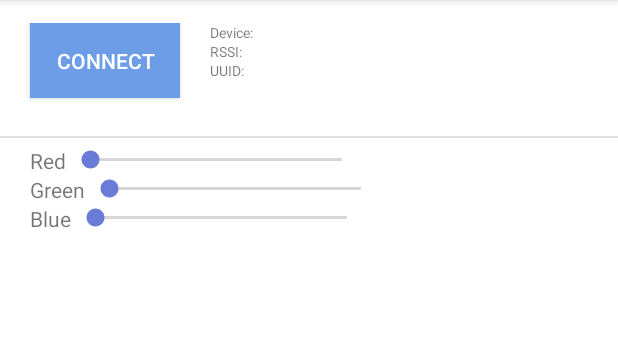
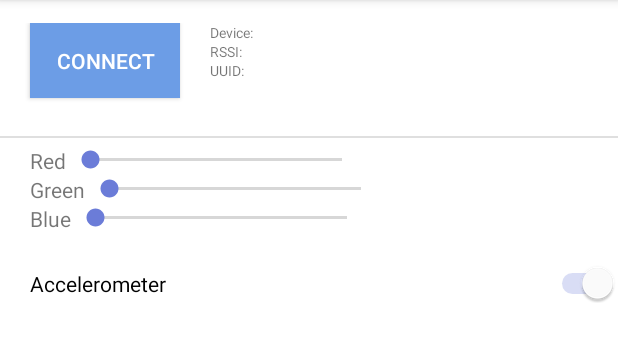
Before and after one commit to christiango/CSE590-Ubiquitous-Computing, an Android app: the MainActivity screen opened directly, with no data from a screen before it, on a phone screen of 412 x 824 dp, the part 84-446 px from its top. Run offline under Robolectric (Android 15) with nearby library versions, the light colour scheme and no system bars; 3 statements that could not run were skipped.

Commit message:
Have a single source of truth for the rgb color

```diff
--- a/SmartNightLight/Android/app/src/main/java/go/christian/smartnightlight/MainActivity.java
+++ b/SmartNightLight/Android/app/src/main/java/go/christian/smartnightlight/MainActivity.java
@@ -21,6 +21,10 @@ import android.content.Intent;
 import android.content.IntentFilter;
 import android.content.ServiceConnection;
 import android.content.pm.PackageManager;
+import android.hardware.Sensor;
+import android.hardware.SensorEvent;
+import android.hardware.SensorEventListener;
+import android.hardware.SensorManager;
 import android.os.IBinder;
 import android.support.v7.app.AppCompatActivity;
 import android.os.Bundle;
@@ -39,7 +43,7 @@ import java.util.Locale;
 import java.util.Timer;
 import java.util.TimerTask;
 
-public class MainActivity extends AppCompatActivity {
+public class MainActivity extends AppCompatActivity implements SensorEventListener {
   // Define the device name and the length of the name
   // Note the device name and the length should be consistent with the ones defined in the Duo
   // sketch
@@ -78,6 +82,29 @@ public class MainActivity extends AppCompatActivity {
   private static final char[] hexArray = {
     '0', '1', '2', '3', '4', '5', '6', '7', '8', '9', 'a', 'b', 'c', 'd', 'e', 'f'
   };
+
+  private byte mRValue = 0;
+  private byte mGValue = 0;
+  private byte mBValue = 0;
+
+  private void setRgbColor(byte r, byte g, byte b, boolean updateSlider) {
+    if (r == mRValue && g == mGValue && b == mBValue) {
+      return;
+    }
+
+    mRValue = r;
+    mGValue = g;
+    mBValue = g;
+
+    // Update the slider values
+    if (updateSlider) {
+      mRedSeekBar.setProgress(r);
+      mGreenSeekBar.setProgress(g);
+      mBlueSeekBar.setProgress(b);
+    }
+
+    sendRGBValueToLed(r, g, b);
+  }
 
   // Process service connection. Created by the RedBear Team
   private final ServiceConnection mServiceConnection =
@@ -326,7 +353,6 @@ public class MainActivity extends AppCompatActivity {
           }
         });
 
-
     // Bluetooth setup. Created by the RedBear team.
     if (!getPackageManager().hasSystemFeature(PackageManager.FEATURE_BLUETOOTH_LE)) {
       Toast.makeText(this, "Ble not supported", Toast.LENGTH_SHORT).show();
@@ -353,10 +379,11 @@ public class MainActivity extends AppCompatActivity {
         new SeekBar.OnSeekBarChangeListener() {
           @Override
           public void onProgressChanged(SeekBar seekBar, int i, boolean b) {
-            MainActivity.sendRGBValueToLed(
+            setRgbColor(
                 (byte) mRedSeekBar.getProgress(),
                 (byte) mGreenSeekBar.getProgress(),
-                (byte) mBlueSeekBar.getProgress());
+                (byte) mBlueSeekBar.getProgress(),
+                false);
           }
 
           @Override
@@ -369,6 +396,10 @@ public class MainActivity extends AppCompatActivity {
     mRedSeekBar.setOnSeekBarChangeListener(onSeekBarChangeListener);
     mGreenSeekBar.setOnSeekBarChangeListener(onSeekBarChangeListener);
     mBlueSeekBar.setOnSeekBarChangeListener(onSeekBarChangeListener);
+
+    SensorManager sensorManager = (SensorManager) getSystemService(Context.SENSOR_SERVICE);
+    Sensor accelSensor = sensorManager.getDefaultSensor(Sensor.TYPE_ACCELEROMETER);
+    sensorManager.registerListener(this, accelSensor, SensorManager.SENSOR_DELAY_UI);
   }
 
   @Override
@@ -423,4 +454,12 @@ public class MainActivity extends AppCompatActivity {
 
     super.onActivityResult(requestCode, resultCode, data);
   }
+
+  @Override
+  public void onSensorChanged(SensorEvent sensorEvent) {
+    if (sensorEvent.sensor.getType() == Sensor.TYPE_ACCELEROMETER) {}
+  }
+
+  @Override
+  public void onAccuracyChanged(Sensor sensor, int i) {}
 }
--- a/SmartNightLight/Android/app/src/main/res/layout/activity_main.xml
+++ b/SmartNightLight/Android/app/src/main/res/layout/activity_main.xml
@@ -184,5 +184,15 @@
         </LinearLayout>
     </LinearLayout>
 
+    <Switch
+        android:layout_marginLeft="20dp"
+        android:layout_marginTop="20dp"
+        android:layout_width="match_parent"
+        android:layout_height="wrap_content"
+        android:checked="true"
+        android:trackTint="@color/seekbarcolor"
+        android:text="Accelerometer"
+        android:id="@+id/accelorometerToggle"/>
+
 
 </LinearLayout>
```
